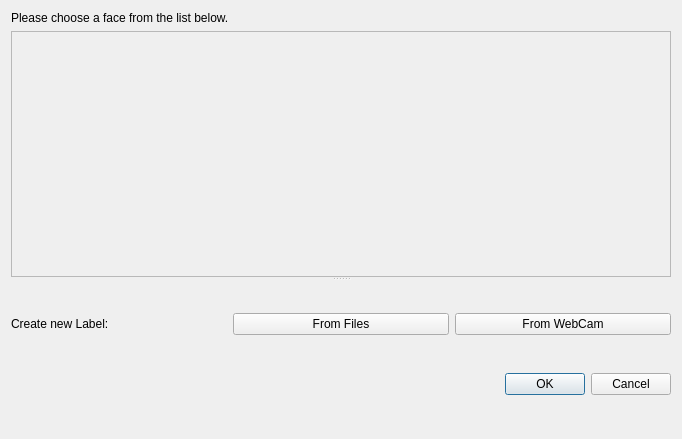
Old version of the form getfacedialog.ui in the repository Effi-S/Image-Organizer.
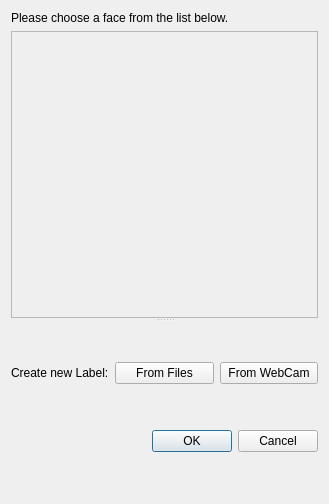
New version of the form.

Patch:
```diff
--- a/getfacedialog.ui
+++ b/getfacedialog.ui
@@ -6,8 +6,8 @@
    <rect>
     <x>0</x>
     <y>0</y>
-    <width>682</width>
-    <height>439</height>
+    <width>329</width>
+    <height>504</height>
    </rect>
   </property>
   <property name="windowTitle">
@@ -53,8 +53,8 @@
            <rect>
             <x>0</x>
             <y>0</y>
-            <width>660</width>
-            <height>242</height>
+            <width>307</width>
+            <height>284</height>
            </rect>
           </property>
           <layout class="QVBoxLayout" name="verticalLayout_4">
```
